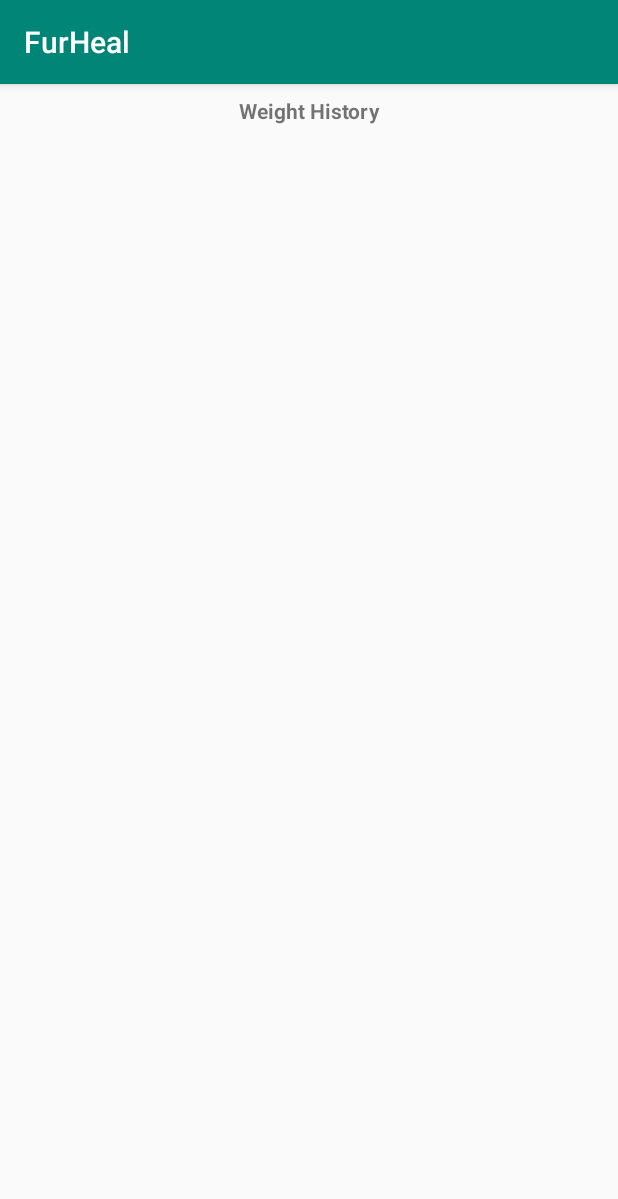
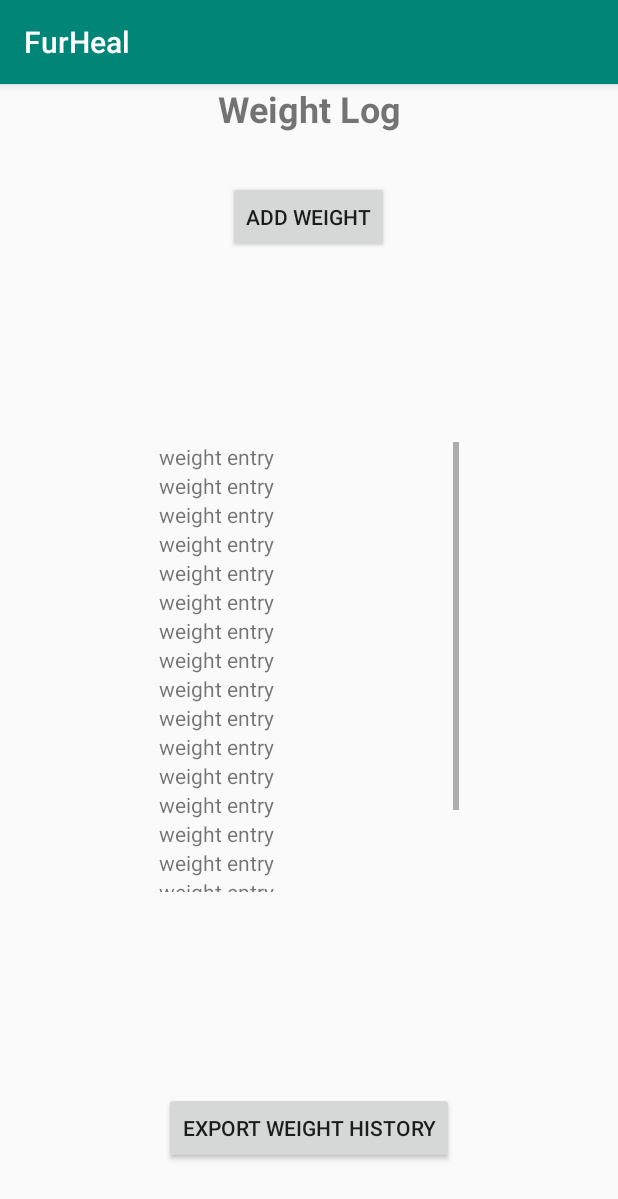
Before and after one commit to kdow/FurHeal, an Android app: the WeightActivity screen opened directly, with no data from a screen before it, on a phone screen of 412 x 824 dp. Shown: the top 1199 px of the screen. Run offline under Robolectric (Android 15) with nearby library versions, the phone set to English and light mode, and no system bars.

Commit message:
Add weight history scroll and buttons to export log and add weight

```diff
--- a/app/build.gradle
+++ b/app/build.gradle
@@ -26,4 +26,5 @@ dependencies {
     testImplementation 'junit:junit:4.12'
     androidTestImplementation 'androidx.test:runner:1.2.0'
     androidTestImplementation 'androidx.test.espresso:espresso-core:3.2.0'
+    implementation 'androidx.recyclerview:recyclerview:1.0.0'
 }
--- a/app/src/main/res/layout/activity_weight.xml
+++ b/app/src/main/res/layout/activity_weight.xml
@@ -11,12 +11,157 @@
         android:layout_width="wrap_content"
         android:layout_height="wrap_content"
         android:layout_marginStart="8dp"
-        android:layout_marginTop="8dp"
         android:layout_marginEnd="8dp"
-        android:text="@string/weight_history"
+        android:layout_marginBottom="8dp"
+        android:text="@string/weight_log"
+        android:textSize="24sp"
         android:textStyle="bold"
+        app:layout_constraintBottom_toTopOf="@+id/button"
+        app:layout_constraintEnd_toEndOf="parent"
+        app:layout_constraintHorizontal_bias="0.503"
+        app:layout_constraintStart_toStartOf="parent"
+        app:layout_constraintTop_toTopOf="parent"
+        app:layout_constraintVertical_bias="0.664" />
+
+    <Button
+        android:id="@+id/button"
+        android:layout_width="wrap_content"
+        android:layout_height="wrap_content"
+        android:layout_marginStart="8dp"
+        android:layout_marginTop="32dp"
+        android:layout_marginEnd="8dp"
+        android:text="@string/add_weight"
+        app:layout_constraintEnd_toEndOf="parent"
+        app:layout_constraintHorizontal_bias="0.498"
+        app:layout_constraintStart_toStartOf="parent"
+        app:layout_constraintTop_toBottomOf="@+id/textView" />
+
+    <Button
+        android:id="@+id/button2"
+        android:layout_width="wrap_content"
+        android:layout_height="wrap_content"
+        android:layout_marginStart="8dp"
+        android:layout_marginEnd="8dp"
+        android:layout_marginBottom="48dp"
+        android:text="@string/export_weight"
+        app:layout_constraintBottom_toBottomOf="parent"
+        app:layout_constraintEnd_toEndOf="parent"
+        app:layout_constraintStart_toStartOf="parent" />
+
+    <ScrollView
+        android:layout_width="200dp"
+        android:layout_height="300dp"
+        android:layout_marginStart="8dp"
+        android:layout_marginEnd="8dp"
+        android:layout_marginBottom="8dp"
+        app:layout_constraintBottom_toTopOf="@+id/button2"
         app:layout_constraintEnd_toEndOf="parent"
         app:layout_constraintStart_toStartOf="parent"
-        app:layout_constraintTop_toTopOf="parent"
-        tools:text="Weight History" />
+        app:layout_constraintTop_toBottomOf="@+id/button">
+
+        <LinearLayout
+            android:layout_width="match_parent"
+            android:layout_height="wrap_content"
+            android:orientation="vertical">
+
+            <TextView
+                android:layout_width="match_parent"
+                android:layout_height="match_parent"
+                android:text="weight entry" />
+
+            <TextView
+                android:layout_width="match_parent"
+                android:layout_height="match_parent"
+                android:text="weight entry" />
+
+            <TextView
+                android:layout_width="match_parent"
+                android:layout_height="match_parent"
+                android:text="weight entry" />
+
+            <TextView
+                android:layout_width="match_parent"
+                android:layout_height="match_parent"
+                android:text="weight entry" />
+
+            <TextView
+                android:layout_width="match_parent"
+                android:layout_height="match_parent"
+                android:text="weight entry" />
+
+            <TextView
+                android:layout_width="match_parent"
+                android:layout_height="match_parent"
+                android:text="weight entry" />
+
+            <TextView
+                android:layout_width="match_parent"
+                android:layout_height="match_parent"
+                android:text="weight entry" />
+
+            <TextView
+                android:layout_width="match_parent"
+                android:layout_height="match_parent"
+                android:text="weight entry" />
+
+            <TextView
+                android:layout_width="match_parent"
+                android:layout_height="match_parent"
+                android:text="weight entry" />
+
+            <TextView
+                android:layout_width="match_parent"
+                android:layout_height="match_parent"
+                android:text="weight entry" />
+
+            <TextView
+                android:layout_width="match_parent"
+                android:layout_height="match_parent"
+                android:text="weight entry" />
+
+            <TextView
+                android:layout_width="match_parent"
+                android:layout_height="match_parent"
+                android:text="weight entry" />
+
+            <TextView
+                android:layout_width="match_parent"
+                android:layout_height="match_parent"
+                android:text="weight entry" />
+
+            <TextView
+                android:layout_width="match_parent"
+                android:layout_height="match_parent"
+                android:text="weight entry" />
+
+            <TextView
+                android:layout_width="match_parent"
+                android:layout_height="match_parent"
+                android:text="weight entry" />
+
+            <TextView
+                android:layout_width="match_parent"
+                android:layout_height="match_parent"
+                android:text="weight entry" />
+
+            <TextView
+                android:layout_width="match_parent"
+                android:layout_height="match_parent"
+                android:text="weight entry" />
+
+            <TextView
+                android:layout_width="match_parent"
+                android:layout_height="match_parent"
+                android:text="weight entry" />
+
+            <TextView
+                android:layout_width="match_parent"
+                android:layout_height="match_parent"
+                android:text="weight entry" />
+
+
+        </LinearLayout>
+    </ScrollView>
+
+
 </androidx.constraintlayout.widget.ConstraintLayout>
--- a/app/src/main/res/values/strings.xml
+++ b/app/src/main/res/values/strings.xml
@@ -1,5 +1,7 @@
 <resources>
     <string name="app_name">FurHeal</string>
     <string name="weight">Weight</string>
-    <string name="weight_history">Weight History</string>
+    <string name="weight_log">Weight Log</string>
+    <string name="add_weight">Add Weight</string>
+    <string name="export_weight">Export Weight History</string>
 </resources>
```
